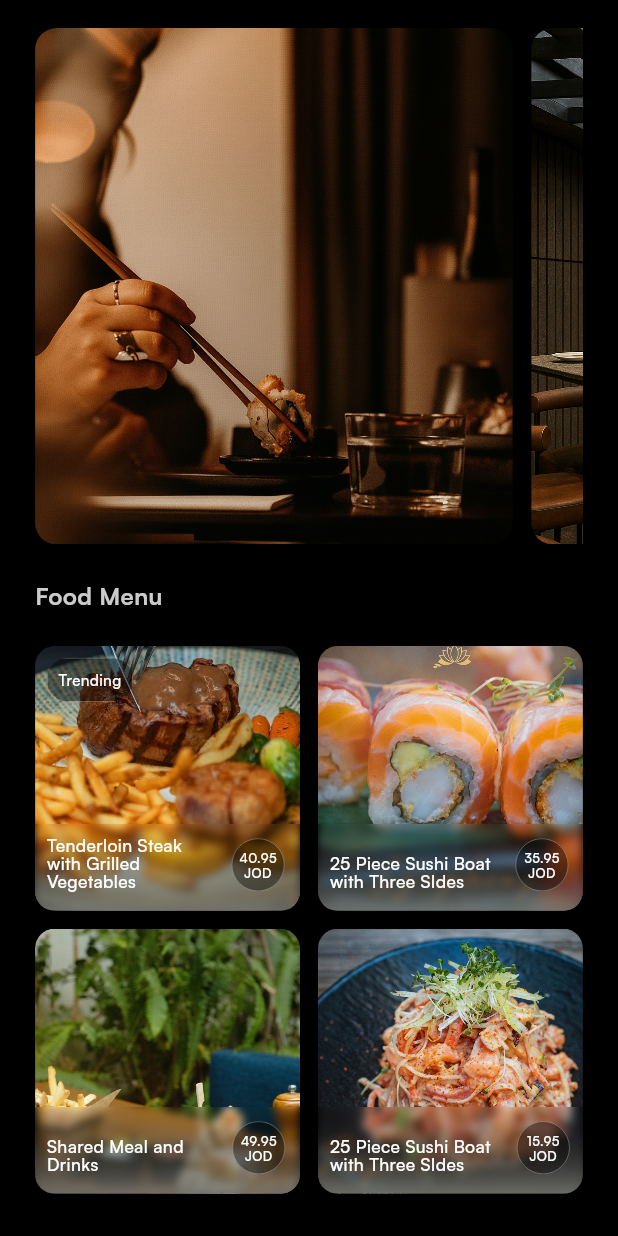
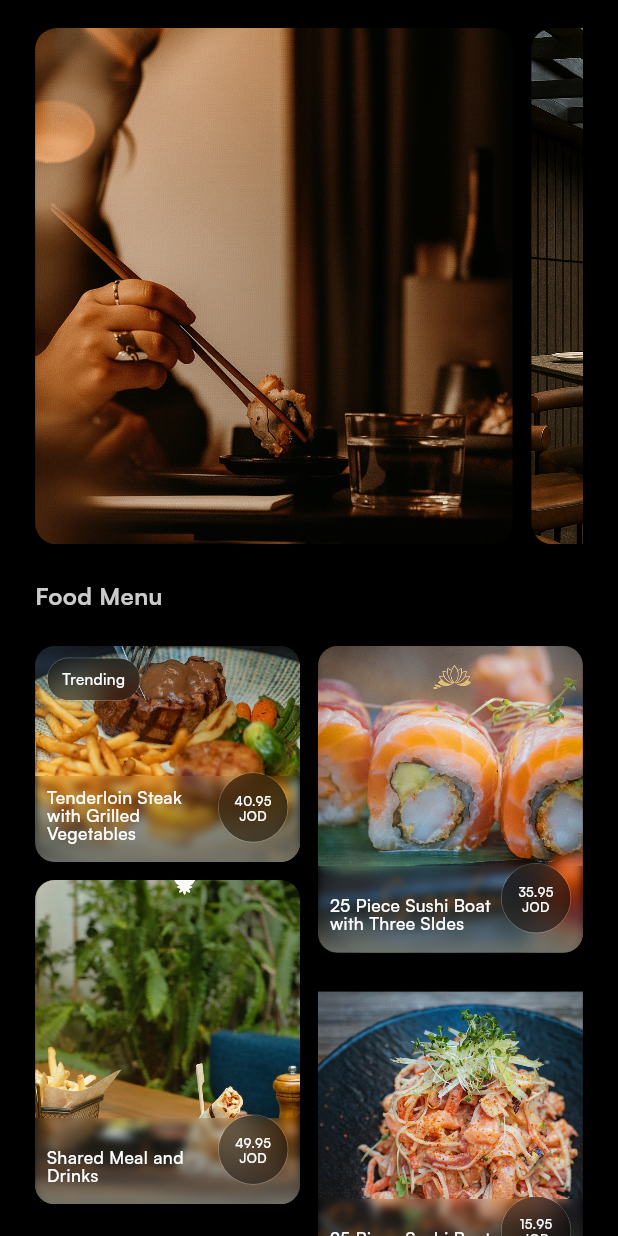
Before and after one commit to MarianSamir1/Recast_Restaurant_UI, a Flutter app: the screen it shows after launch, scrolled down 569 dp, on a phone screen of 412 x 824 dp. Run offline on Flutter 3.47's test engine with Material 3 defaults, Android fonts, the phone set to English and light mode, and no system bars; our stand-ins replace bloc, cached_network_image, equatable, flutter_bloc, flutter_screenutil, flutter_svg and 2 more; missing offline and left inert: gif_view.

Commit message:
feat: Refactor blur container widgets; introduce BlurContainer base class, update BlurCircleContainer and add BlurRectContainer; integrate with restaurant details UI

```diff
--- a/lib/core/constants/constants.dart
+++ b/lib/core/constants/constants.dart
@@ -10,4 +10,5 @@ class Constants {
   static const String jd = "JD";
   static const String jod = "JOD";
   static const String taxAndService =  "+ tax & service";
+  static const String trending =  "Trending";
 }
--- a/lib/core/widgets/app_sheard_widgets/blur_circle_container.dart
+++ /dev/null
@@ -1,43 +0,0 @@
-import 'dart:ui';
-import 'package:flutter/material.dart';
-import 'package:flutter_screenutil/flutter_screenutil.dart';
-
-class BlurCircleContainer extends StatelessWidget {
-  final Widget child;
-  final bool isCircle;
-  final Color? blurColor;
-  final Color? borderColor;
-  final EdgeInsetsGeometry? padding;
-
-  const BlurCircleContainer({
-    super.key,
-    required this.child,
-    this.isCircle = true,
-    this.padding,
-    this.blurColor,
-    this.borderColor,
-  });
-
-  @override
-  Widget build(BuildContext context) {
-    return ClipRRect(
-      clipBehavior: Clip.antiAliasWithSaveLayer,
-      borderRadius: BorderRadius.circular(50.r),
-      child: BackdropFilter(
-        filter: ImageFilter.blur(sigmaX: 10, sigmaY: 10),
-        child: Container(
-          padding: padding ?? EdgeInsets.all(8.r),
-          decoration: BoxDecoration(
-            shape: isCircle ? BoxShape.circle : BoxShape.rectangle,
-            color: blurColor ?? Colors.black.withValues(alpha: 0.40),
-            border: Border.all(
-              color: borderColor ?? Colors.white.withValues(alpha: 0.40),
-              width: .5,
-            ),
-          ),
-          child: child,
-        ),
-      ),
-    );
-  }
-}
--- /dev/null
+++ b/lib/core/widgets/app_sheard_widgets/blur_circle_contanier.dart
@@ -0,0 +1,38 @@
+import 'package:flutter/material.dart';
+import 'package:flutter_screenutil/flutter_screenutil.dart';
+import 'package:recast_restaurant_ui/core/widgets/app_sheard_widgets/blur_container.dart';
+
+class BlurCircleContainer extends BlurContainer {
+  final double size;
+  final double borderWidth;
+
+  const BlurCircleContainer({
+    super.key,
+    this.borderWidth = 0.5,
+    required super.child,
+    this.size = 30,
+    required super.blurColor,
+    required super.borderColor,
+  });
+
+  @override
+  BoxDecoration buildDecoration() {
+    return BoxDecoration(
+      shape: BoxShape.circle,
+      border: Border.all(
+        color: borderColor,
+        width: borderWidth,
+      ),
+    );
+  }
+
+  @override
+  Widget buildClip(Widget child) {
+    return ClipOval(child: child);
+  }
+
+  @override
+  BoxConstraints buildConstraints() {
+    return BoxConstraints.tight(Size(size.w, size.w));
+  }
+}
--- /dev/null
+++ b/lib/core/widgets/app_sheard_widgets/blur_container.dart
@@ -0,0 +1,38 @@
+import 'dart:ui';
+import 'package:flutter/material.dart';
+
+abstract class BlurContainer extends StatelessWidget {
+  final Widget child;
+  final Color blurColor;
+  final Color borderColor;
+
+  const BlurContainer({
+    super.key,
+    required this.child,
+    required this.blurColor,
+    required this.borderColor,
+  });
+
+  //==================== abstract methods ====================
+  BoxDecoration buildDecoration();
+  Widget buildClip(Widget child);
+  BoxConstraints? buildConstraints();
+
+  @override
+  Widget build(BuildContext context) {
+    return Container(
+      constraints: buildConstraints(),
+      decoration: buildDecoration(),
+      child: buildClip(
+        BackdropFilter(
+          filter: ImageFilter.blur(sigmaX: 10, sigmaY: 10),
+          child: Container(
+            alignment: Alignment.center,
+            color: blurColor,
+            child: child,
+          ),
+        ),
+      ),
+    );
+  }
+}
--- a/lib/core/widgets/app_sheard_widgets/custom_app_bar.dart
+++ b/lib/core/widgets/app_sheard_widgets/custom_app_bar.dart
@@ -1,7 +1,8 @@
 import 'package:flutter/material.dart';
 import 'package:flutter_screenutil/flutter_screenutil.dart';
 import 'package:recast_restaurant_ui/core/constants/icons_paths.dart';
-import 'package:recast_restaurant_ui/core/widgets/app_sheard_widgets/blur_circle_container.dart';
+import 'package:recast_restaurant_ui/core/styles/colors.dart';
+import 'package:recast_restaurant_ui/core/widgets/app_sheard_widgets/blur_circle_contanier.dart';
 import 'package:recast_restaurant_ui/core/widgets/other/image_helper.dart';
 
 class CustomAppBar extends StatelessWidget {
@@ -25,7 +26,10 @@ class CustomAppBar extends StatelessWidget {
             GestureDetector(
               onTap: onbackFun,
               child: BlurCircleContainer(
-                padding: EdgeInsets.all(13.r),
+                size: 27.r,
+                borderWidth: 1,
+                blurColor: ColorManager.black.withValues(alpha: 0.4),
+                borderColor: ColorManager.black.withValues(alpha: 0.55),
                 child: ImageHelper(
                   image: IconsPath.arrow,
                   imageType: ImageType.svg,
--- a/lib/features/food_details/view/widgets/add_to_order_bottom_nav_bar.dart
+++ b/lib/features/food_details/view/widgets/add_to_order_bottom_nav_bar.dart
@@ -5,7 +5,7 @@ import 'package:recast_restaurant_ui/core/constants/constants.dart';
 import 'package:recast_restaurant_ui/core/constants/icons_paths.dart';
 import 'package:recast_restaurant_ui/core/styles/colors.dart';
 import 'package:recast_restaurant_ui/core/styles/styles.dart';
-import 'package:recast_restaurant_ui/core/widgets/app_sheard_widgets/blur_circle_container.dart';
+import 'package:recast_restaurant_ui/core/widgets/app_sheard_widgets/blur_circle_contanier.dart';
 import 'package:recast_restaurant_ui/core/widgets/app_sheard_widgets/gradient_test.dart';
 import 'package:recast_restaurant_ui/core/widgets/other/custom_text.dart';
 import 'package:recast_restaurant_ui/core/widgets/other/image_helper.dart';
@@ -82,10 +82,10 @@ class AddToOrderBottomNavBar extends StatelessWidget {
                         SizedBox(width: 5.w),
                         //blus icon
                         BlurCircleContainer(
-                          padding: EdgeInsets.all(12.r),
+                          borderWidth: 1,
                           blurColor: ColorManager.black.withValues(alpha: 0.2),
                           borderColor: ColorManager.black.withValues(
-                            alpha: 0.1,
+                            alpha: 0.3,
                           ),
                           child: ImageHelper(
                             image: IconsPath.iosArrow,
--- /dev/null
+++ b/lib/features/restaurant_details/view/widgets/blur_rect_container.dart
@@ -0,0 +1,40 @@
+import 'package:flutter/material.dart';
+import 'package:flutter_screenutil/flutter_screenutil.dart';
+import 'package:recast_restaurant_ui/core/widgets/app_sheard_widgets/blur_container.dart';
+
+class BlurRectContainer extends BlurContainer {
+  final double minWidth;
+  final double minHeight;
+  final double radius;
+
+  const BlurRectContainer({
+    super.key,
+    required super.child,
+    this.minWidth = 40,
+    this.minHeight = 20,
+    this.radius = 10,
+    required super.blurColor,
+    required super.borderColor,
+  });
+
+  @override
+  BoxDecoration buildDecoration() {
+    return BoxDecoration(
+      borderRadius: BorderRadius.circular(radius.r),
+      border: Border.all(color: borderColor, width: 0.5),
+    );
+  }
+
+  @override
+  Widget buildClip(Widget child) {
+    return ClipRRect(
+      borderRadius: BorderRadius.circular(radius.r),
+      child: child,
+    );
+  }
+
+  @override
+  BoxConstraints buildConstraints() {
+    return BoxConstraints(minWidth: minWidth.w, minHeight: minHeight.h);
+  }
+}
--- a/lib/features/restaurant_details/view/widgets/menu_card.dart
+++ b/lib/features/restaurant_details/view/widgets/menu_card.dart
@@ -2,14 +2,16 @@ import 'dart:ui';
 
 import 'package:flutter/material.dart';
 import 'package:flutter_screenutil/flutter_screenutil.dart';
+import 'package:recast_restaurant_ui/core/constants/constants.dart';
 import 'package:recast_restaurant_ui/core/helper/navigation_extensions.dart';
 import 'package:recast_restaurant_ui/core/routing/routes.dart';
 import 'package:recast_restaurant_ui/core/styles/colors.dart';
 import 'package:recast_restaurant_ui/core/styles/styles.dart';
-import 'package:recast_restaurant_ui/core/widgets/app_sheard_widgets/blur_circle_container.dart';
+import 'package:recast_restaurant_ui/core/widgets/app_sheard_widgets/blur_circle_contanier.dart';
 import 'package:recast_restaurant_ui/core/widgets/other/custom_text.dart';
 import 'package:recast_restaurant_ui/core/widgets/other/image_helper.dart';
 import 'package:recast_restaurant_ui/features/restaurant_details/model/menu_item.dart';
+import 'package:recast_restaurant_ui/features/restaurant_details/view/widgets/blur_rect_container.dart';
 
 class MenuCard extends StatelessWidget {
   final MenuItem item;
@@ -28,7 +30,13 @@ class MenuCard extends StatelessWidget {
         child: Stack(
           children: [
             //==================== image =====================================
-            Positioned.fill(
+            ConstrainedBox(
+              constraints: BoxConstraints(
+                minHeight: 100.h,
+                maxHeight: 150.h,
+                maxWidth: double.infinity,
+                minWidth: double.infinity,
+              ),
               child: ImageHelper(
                 image: item.image,
                 imageType: ImageType.asset,
@@ -83,9 +91,10 @@ class MenuCard extends StatelessWidget {
                   SizedBox(width: 3.w),
                   //price
                   BlurCircleContainer(
-                    padding: EdgeInsets.all(5.r),
+                    blurColor: ColorManager.black.withValues(alpha: 0.4),
+                    borderColor: ColorManager.white.withValues(alpha: 0.3),
                     child: CustomText(
-                      text: "${item.price}\nJOD",
+                      text: "${item.price}\n${Constants.jod}",
                       textAlign: TextAlign.center,
                       textStyle: AppStyles.satoshiMedium11White.copyWith(
                         fontSize: 6.sp,
@@ -101,11 +110,11 @@ class MenuCard extends StatelessWidget {
               PositionedDirectional(
                 start: 5.w,
                 top: 5.w,
-                child: BlurCircleContainer(
-                  padding: EdgeInsets.all(5.r),
-                  isCircle: false,
+                child: BlurRectContainer(
+                  borderColor: ColorManager.white.withValues(alpha: 0.3),
+                  blurColor: ColorManager.black.withValues(alpha: 0.4),
                   child: CustomText(
-                    text: "Trending",
+                    text: Constants.trending,
                     textStyle: AppStyles.satoshiMedium11White.copyWith(
                       fontSize: 7.sp,
                     ),
--- a/lib/features/restaurant_details/view/widgets/restaurant_food_menu_section.dart
+++ b/lib/features/restaurant_details/view/widgets/restaurant_food_menu_section.dart
@@ -1,10 +1,11 @@
 import 'package:flutter/material.dart';
 import 'package:flutter_bloc/flutter_bloc.dart';
 import 'package:flutter_screenutil/flutter_screenutil.dart';
+import 'package:flutter_staggered_grid_view/flutter_staggered_grid_view.dart';
 import 'package:recast_restaurant_ui/core/constants/constants.dart';
 import 'package:recast_restaurant_ui/core/styles/styles.dart';
 import 'package:recast_restaurant_ui/core/widgets/other/custom_text.dart';
-import 'package:recast_restaurant_ui/features/restaurant_details/view/widgets/menu_grid.dart';
+import 'package:recast_restaurant_ui/features/restaurant_details/view/widgets/menu_card.dart';
 import 'package:recast_restaurant_ui/features/restaurant_details/view_model/cubit.dart';
 import 'package:recast_restaurant_ui/features/restaurant_details/view_model/state.dart';
 
@@ -27,13 +28,23 @@ class RestaurantFoodMenuSection extends StatelessWidget {
               text: Constants.foodMenu,
               textStyle: AppStyles.satoshiBold11WhiteOpac80,
             ),
-            //==================== Food Menu Items ====================
+            //==================== Food Menu Grid Items ====================
             SizedBox(height: 15.h),
             BlocBuilder<RestaurantDetailsCubit, RestaurantState>(
               buildWhen: (previous, current) =>
                   previous.restaurant != current.restaurant,
-              builder: (context, state) =>
-                  MenuGrid(items: state.restaurant!.menu),
+              builder: (context, state) => MasonryGridView.count(
+                shrinkWrap: true,
+                padding: EdgeInsets.zero,
+                physics: NeverScrollableScrollPhysics(),
+                itemCount: state.restaurant!.menu.length,
+                crossAxisCount: 2,
+                mainAxisSpacing: 12,
+                crossAxisSpacing: 12,
+                itemBuilder: (_, index) {
+                  return MenuCard(item: state.restaurant!.menu[index]);
+                },
+              ),
             ),
             SizedBox(height: 20.h),
           ],
--- a/pubspec.yaml
+++ b/pubspec.yaml
@@ -28,6 +28,8 @@ dependencies:
   lottie: ^3.3.2
   cached_network_image: ^3.4.1
   flutter_svg: ^2.2.3
+  #Provides a collection of Flutter grids layouts (staggered, masonry, quilted, woven, etc.).
+  flutter_staggered_grid_view: ^0.7.0
 
 dev_dependencies:
   flutter_test:
```
Also changed, not shown: pubspec.lock.
